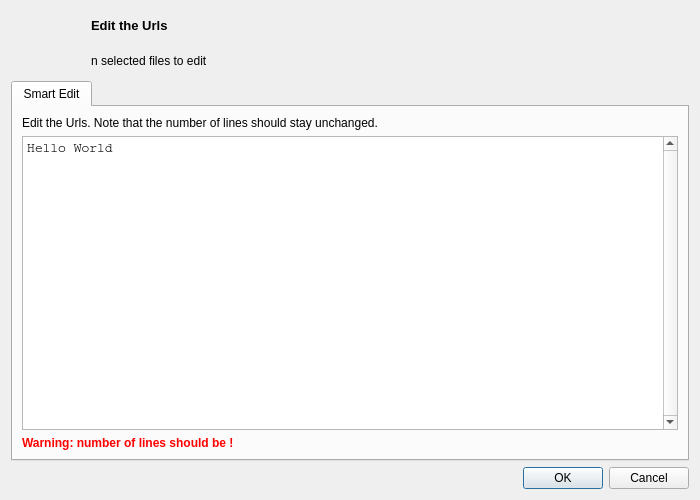
The window that src/dialogs/editiondialog.ui (setvisible/ArrowDL) describes before a commit, drawn with Qt 5.
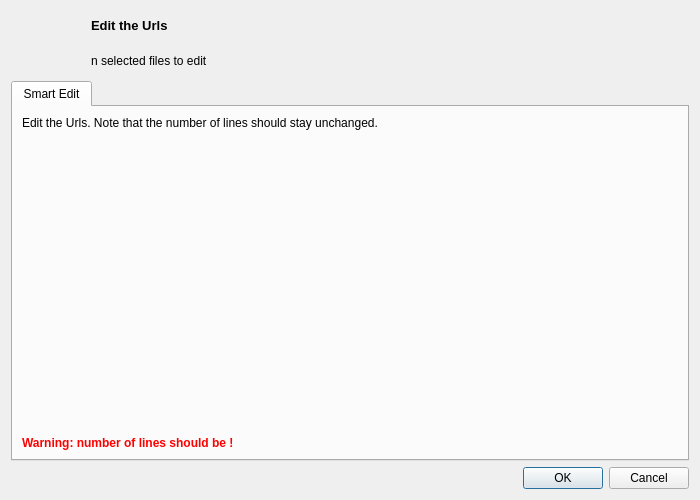
The same window after the commit. Icons and pictures are not drawn. Custom widgets are drawn as their Qt base class.

Commit message: [GUI] Reimplement EditorDialog with TextEditorWidget

```diff
--- a/src/dialogs/editiondialog.ui
+++ b/src/dialogs/editiondialog.ui
@@ -101,7 +101,7 @@
       <attribute name="title">
        <string>Smart Edit</string>
       </attribute>
-      <layout class="QVBoxLayout" name="verticalLayout_2">
+      <layout class="QVBoxLayout" name="verticalLayout_2" stretch="0,1,0">
        <item>
         <widget class="QLabel" name="editLabel">
          <property name="text">
@@ -110,27 +110,7 @@
         </widget>
        </item>
        <item>
-        <widget class="QTextEdit" name="textEdit">
-         <property name="font">
-          <font>
-           <family>Courier</family>
-           <pointsize>10</pointsize>
-          </font>
-         </property>
-         <property name="verticalScrollBarPolicy">
-          <enum>Qt::ScrollBarAlwaysOn</enum>
-         </property>
-         <property name="lineWrapMode">
-          <enum>QTextEdit::NoWrap</enum>
-         </property>
-         <property name="html">
-          <string>&lt;!DOCTYPE HTML PUBLIC &quot;-//W3C//DTD HTML 4.0//EN&quot; &quot;http://www.w3.org/TR/REC-html40/strict.dtd&quot;&gt;
-&lt;html&gt;&lt;head&gt;&lt;meta name=&quot;qrichtext&quot; content=&quot;1&quot; /&gt;&lt;style type=&quot;text/css&quot;&gt;
-p, li { white-space: pre-wrap; }
-&lt;/style&gt;&lt;/head&gt;&lt;body style=&quot; font-family:'Courier'; font-size:10pt; font-weight:400; font-style:normal;&quot;&gt;
-&lt;p style=&quot; margin-top:0px; margin-bottom:0px; margin-left:0px; margin-right:0px; -qt-block-indent:0; text-indent:0px;&quot;&gt;&lt;span style=&quot; font-family:'Courier';&quot;&gt;Hello World&lt;/span&gt;&lt;/p&gt;&lt;/body&gt;&lt;/html&gt;</string>
-         </property>
-        </widget>
+        <widget class="TextEditorWidget" name="editor" native="true"/>
        </item>
        <item>
         <widget class="QLabel" name="warningLabel">
@@ -164,6 +144,14 @@
    </item>
   </layout>
  </widget>
+ <customwidgets>
+  <customwidget>
+   <class>TextEditorWidget</class>
+   <extends>QWidget</extends>
+   <header>Widgets/TextEditorWidget</header>
+   <container>1</container>
+  </customwidget>
+ </customwidgets>
  <tabstops>
   <tabstop>filenameLabel</tabstop>
   <tabstop>tabWidget</tabstop>
```
The commit also changes 2 other files.
